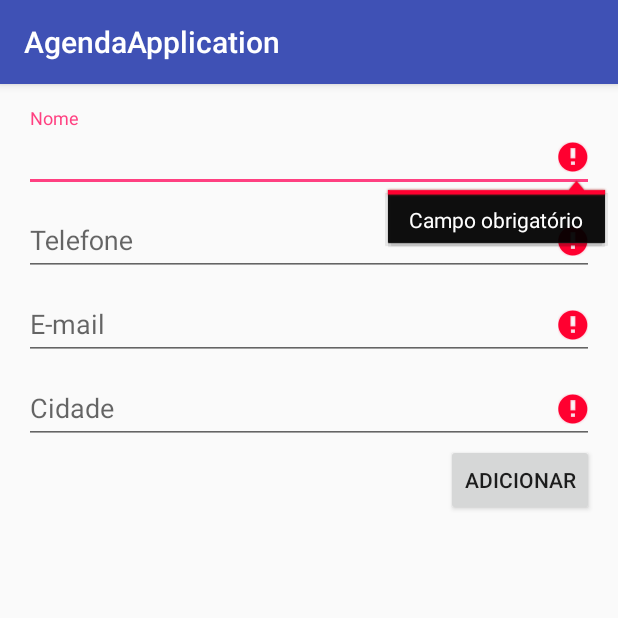
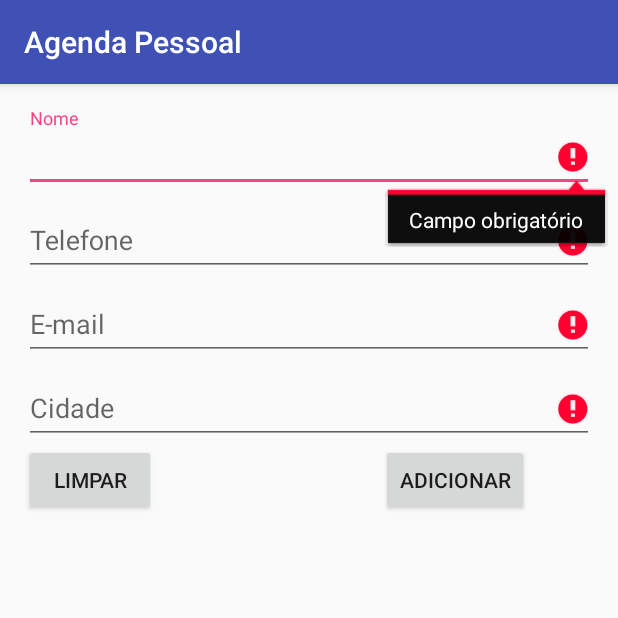
Before and after one commit to biancagotaski/AgendaApplication, an Android app: the AddActivity screen opened directly, with no data from a screen before it, on a phone screen of 412 x 824 dp, the top half of it. Run offline under Robolectric (Android 15) with nearby library versions, the phone set to English and light mode, and no system bars.

Commit message:
Fix bugs of layout

```diff
--- a/app/src/main/res/layout/activity_add.xml
+++ b/app/src/main/res/layout/activity_add.xml
@@ -16,7 +16,7 @@
             android:id="@+id/name_edit_text"
             android:layout_width="match_parent"
             android:layout_height="wrap_content"
-            android:hint="Nome"
+            android:hint="@string/name_editTextForm"
             android:inputType="text" />
     </android.support.design.widget.TextInputLayout>
 
@@ -27,7 +27,7 @@
             android:id="@+id/telephone_edit_text"
             android:layout_width="match_parent"
             android:layout_height="wrap_content"
-            android:hint="Telefone"
+            android:hint="@string/telephone_editTextForm"
             android:inputType="text" />
     </android.support.design.widget.TextInputLayout>
 
@@ -38,8 +38,9 @@
             android:id="@+id/email_edit_text"
             android:layout_width="match_parent"
             android:layout_height="wrap_content"
-            android:hint="E-mail"
-            android:inputType="text" />
+            android:hint="@string/email_editTextForm"
+            android:inputType="text"
+            tools:ignore="TextFields" />
     </android.support.design.widget.TextInputLayout>
 
     <android.support.design.widget.TextInputLayout
@@ -49,18 +50,32 @@
             android:id="@+id/city_edit_text"
             android:layout_width="match_parent"
             android:layout_height="wrap_content"
-            android:hint="Cidade"
+            android:hint="@string/city_editTextForm"
             android:inputType="text" />
     </android.support.design.widget.TextInputLayout>
 
-    <Button
-        android:id="@+id/send_question_button"
-        android:layout_width="wrap_content"
+    <RelativeLayout
+        android:layout_width="match_parent"
         android:layout_height="wrap_content"
-        android:layout_gravity="right"
-        android:text="Adicionar"
-        android:onClick="saveContact"/>
+        android:orientation="horizontal">
 
+        <Button
+            android:id="@+id/clean_form_btn"
+            android:layout_width="wrap_content"
+            android:layout_height="wrap_content"
+            android:layout_gravity="left"
+            android:onClick="clearForm"
+            android:text="@string/clear_btn"/>
 
+        <Button
+            android:id="@+id/send_question_button"
+            android:layout_width="wrap_content"
+            android:layout_height="wrap_content"
+            android:layout_gravity="right"
+            android:layout_marginLeft="150dp"
+            android:layout_toRightOf="@+id/clean_form_btn"
+            android:text="@string/saveContact"
+            android:onClick="saveContact"/>
+    </RelativeLayout>
 
 </LinearLayout>
--- a/app/src/main/res/values/strings.xml
+++ b/app/src/main/res/values/strings.xml
@@ -1,8 +1,13 @@
 <resources>
-    <string name="app_name">AgendaApplication</string>
+    <string name="app_name">Agenda Pessoal</string>
     <string name="label_name">Nome</string>
     <string name="label_telephone">Telefone</string>
     <string name="label_email">E-mail</string>
     <string name="label_city">Cidade</string>
-    <string name="add_btn">Adicionar</string>
+    <string name="saveContact">Adicionar</string>
+    <string name="name_editTextForm">Nome</string>
+    <string name="telephone_editTextForm">Telefone</string>
+    <string name="email_editTextForm">E-mail</string>
+    <string name="city_editTextForm">Cidade</string>
+    <string name="clear_btn">Limpar</string>
 </resources>
```
